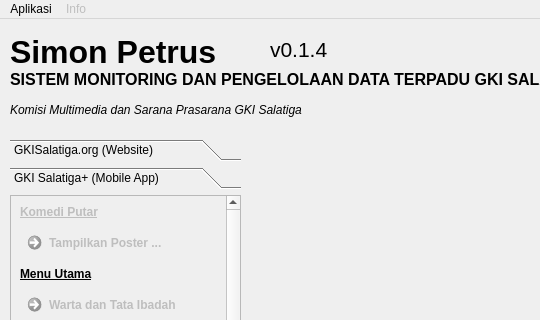
Above: qtdesigner-ui/screen_main.ui from gkisalatiga/simon-petrus before the change; both pictures show x 0 to 540 and y 0 to 320 of the 847 by 713 pixel window. Below: the same form after it.
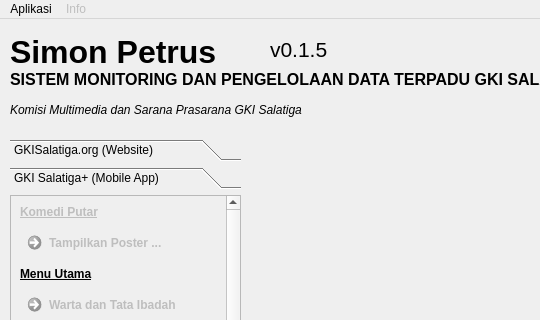
That is the form after the change. The open tabs and pages were chosen to show the change.

Patch:
```diff
--- a/qtdesigner-ui/screen_main.ui
+++ b/qtdesigner-ui/screen_main.ui
@@ -388,7 +388,7 @@
      </font>
     </property>
     <property name="text">
-     <string>v0.1.4</string>
+     <string>v0.1.5</string>
     </property>
     <property name="alignment">
      <set>Qt::AlignLeading|Qt::AlignLeft|Qt::AlignVCenter</set>
```
Left out of the diff: 6 changed lines with no effect on the pictures.
